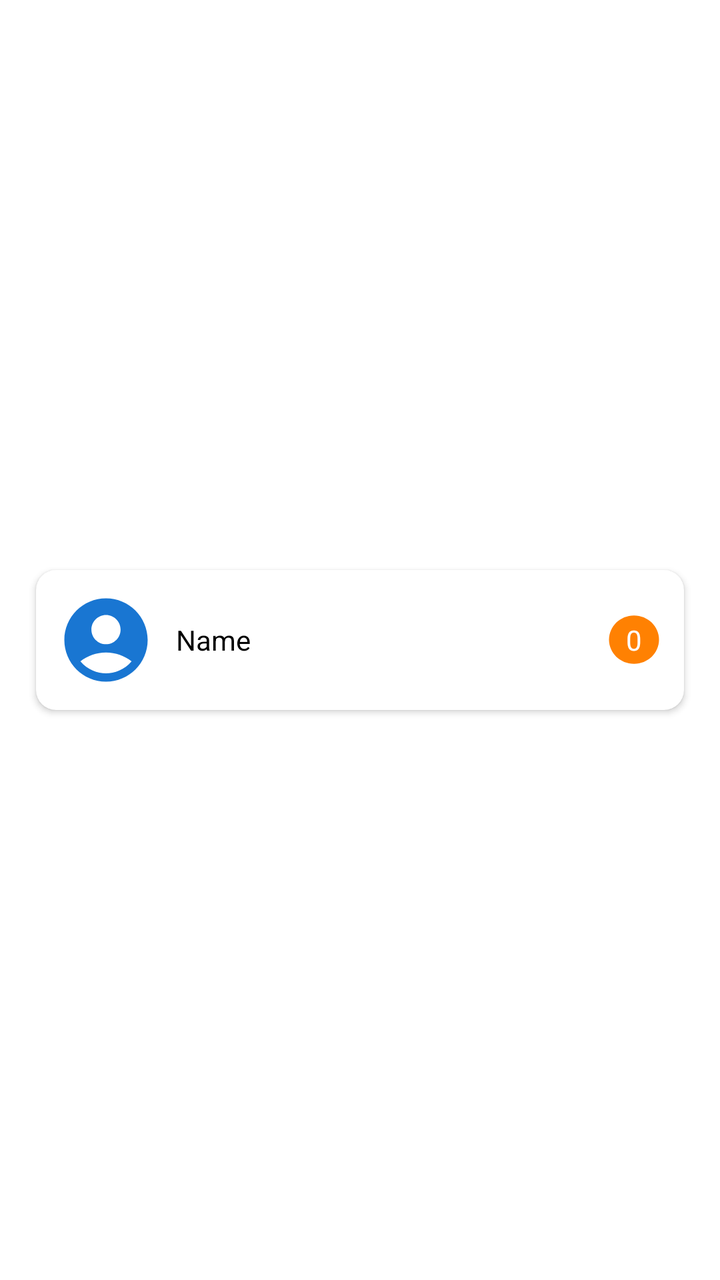
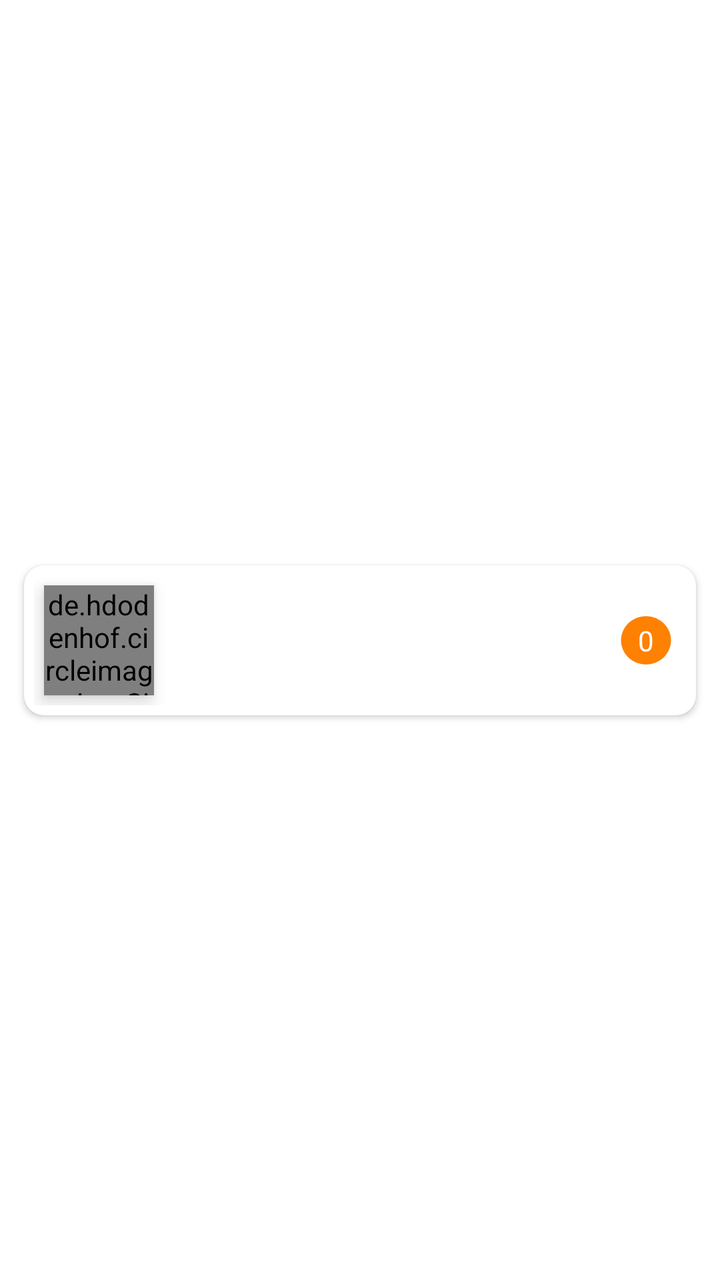

Before-and-after screenshots of an Android layout around one commit, followed by the original layout XML and the change that was made.
<!-- AndroidManifest.xml: application theme Theme.CQ_mobile -->
<!-- res/layout/item_chat.xml -->
<androidx.constraintlayout.widget.ConstraintLayout xmlns:android="http://schemas.android.com/apk/res/android"
    android:layout_width="match_parent"
    android:layout_height="wrap_content"
    xmlns:tools="http://schemas.android.com/tools"
    xmlns:app="http://schemas.android.com/apk/res-auto"
    android:orientation="vertical"
    android:padding="8dp">

    <androidx.cardview.widget.CardView
        android:id="@+id/cardView3"
        android:layout_width="match_parent"
        android:layout_height="wrap_content"
        android:layout_margin="10dp"
        android:elevation="10dp"
        app:cardCornerRadius="10dp"
        app:layout_constraintBottom_toBottomOf="parent"
        app:layout_constraintEnd_toEndOf="parent"
        app:layout_constraintStart_toStartOf="parent"
        app:layout_constraintTop_toTopOf="parent">


        <LinearLayout
            android:id="@+id/linearLayout7"
            android:layout_width="match_parent"
            android:layout_height="wrap_content"
            android:elevation="10dp"
            android:orientation="horizontal"
            android:padding="10dp"
            app:layout_constraintEnd_toEndOf="parent"
            app:layout_constraintStart_toStartOf="parent"
            app:layout_constraintTop_toBottomOf="@+id/linearLayout6">

            <ImageView
                android:id="@+id/avatar"
                android:layout_width="50dp"
                android:layout_height="50dp"
                android:layout_marginEnd="10dp"
                android:src="@drawable/emptyglide" />

            <TextView
                android:id="@+id/chatName"
                android:layout_width="wrap_content"
                android:layout_height="wrap_content"
                android:ellipsize="end"
                android:maxLines="1"
                android:layout_gravity="center"
                android:text="Name"
                android:textColor="@color/black" />


        </LinearLayout>

        <TextView
            android:id="@+id/chatCount"
            android:layout_width="30dp"
            android:layout_height="wrap_content"
            android:ellipsize="end"
            android:padding="5dp"
            android:textSize="14sp"
            android:maxLines="1"
            android:gravity="center"
            android:layout_gravity="center|end"
            android:text="0"
            android:layout_marginEnd="10dp"
            android:background="@drawable/indicator_on"
            android:backgroundTint="@color/cq_secondary_color"
            android:textColor="@color/white" />

    </androidx.cardview.widget.CardView>

</androidx.constraintlayout.widget.ConstraintLayout>
<!-- resources referenced by this layout -->
<resources>
  <color name="black">#FF000000</color>
  <color name="cq_secondary_color">#FF8102</color>
  <color name="white">#FFFFFFFF</color>
  <!-- drawable emptyglide (drawable) -->
  <vector xmlns:android="http://schemas.android.com/apk/res/android" android:height="24dp" android:tint="#1976D2" android:viewportHeight="24" android:viewportWidth="24" android:width="24dp">
  
      <path android:fillColor="@color/cq_grey" android:pathData="M12,2C6.48,2 2,6.48 2,12s4.48,10 10,10s10,-4.48 10,-10S17.52,2 12,2zM12,6c1.93,0 3.5,1.57 3.5,3.5S13.93,13 12,13s-3.5,-1.57 -3.5,-3.5S10.07,6 12,6zM12,20c-2.03,0 -4.43,-0.82 -6.14,-2.88C7.55,15.8 9.68,15 12,15s4.45,0.8 6.14,2.12C16.43,19.18 14.03,20 12,20z"/>
  
  </vector>
  <!-- drawable indicator_on (drawable) -->
  <vector xmlns:android="http://schemas.android.com/apk/res/android" android:height="24dp" android:tint="#2DA429" android:viewportHeight="24" android:viewportWidth="24" android:width="24dp">
        
      <path android:fillColor="@android:color/white" android:pathData="M12,2C6.48,2 2,6.48 2,12s4.48,10 10,10 10,-4.48 10,-10S17.52,2 12,2z"/>
      
  </vector>
  <style name="Theme.CQ_mobile" parent="Theme.MaterialComponents.DayNight.DarkActionBar">
          
          <item name="colorPrimary">@color/purple_500</item>
          <item name="colorPrimaryVariant">@color/purple_700</item>
          <item name="colorOnPrimary">@color/white</item>
          
          <item name="colorSecondary">@color/teal_200</item>
          <item name="colorSecondaryVariant">@color/teal_700</item>
          <item name="colorOnSecondary">@color/black</item>
          
          <item name="android:statusBarColor">?attr/colorPrimaryVariant</item>
          
      </style>
  <color name="cq_grey">#C1C0C0</color>
  <color name="purple_500">#000000</color>
  <color name="purple_700">#000000</color>
  <color name="teal_200">#1976D2</color>
  <color name="teal_700">#FF018786</color>
</resources>

<!-- the commit's change to res/layout/item_chat.xml (unified diff, before → after) -->
@@ -4,7 +4,7 @@
     xmlns:tools="http://schemas.android.com/tools"
     xmlns:app="http://schemas.android.com/apk/res-auto"
     android:orientation="vertical"
-    android:padding="8dp">
+    android:padding="2dp">
 
     <androidx.cardview.widget.CardView
         android:id="@+id/cardView3"
@@ -25,15 +25,18 @@
             android:layout_height="wrap_content"
             android:elevation="10dp"
             android:orientation="horizontal"
-            android:padding="10dp"
+            android:padding="5dp"
             app:layout_constraintEnd_toEndOf="parent"
             app:layout_constraintStart_toStartOf="parent"
             app:layout_constraintTop_toBottomOf="@+id/linearLayout6">
 
-            <ImageView
+            <de.hdodenhof.circleimageview.CircleImageView
                 android:id="@+id/avatar"
-                android:layout_width="50dp"
-                android:layout_height="50dp"
+                android:layout_width="55dp"
+                android:layout_height="55dp"
+                android:elevation="5dp"
+                android:layout_margin="5dp"
+                android:background="@drawable/circular_background"
                 android:layout_marginEnd="10dp"
                 android:src="@drawable/emptyglide" />
 
@@ -44,7 +47,7 @@
                 android:ellipsize="end"
                 android:maxLines="1"
                 android:layout_gravity="center"
-                android:text="Name"
+                android:text=""
                 android:textColor="@color/black" />
 
 
<!-- resource entries referenced after the edit -->
@@ -3,6 +3,11 @@
   <color name="black">#FF000000</color>
   <color name="cq_secondary_color">#FF8102</color>
   <color name="white">#FFFFFFFF</color>
+  <!-- drawable circular_background (drawable) -->
+  <shape xmlns:android="http://schemas.android.com/apk/res/android">
+      <solid android:color="@android:color/white"/>
+      <corners android:radius="25dp"/> 
+  </shape>
   <!-- drawable emptyglide (drawable) -->
   <vector xmlns:android="http://schemas.android.com/apk/res/android" android:height="24dp" android:tint="#1976D2" android:viewportHeight="24" android:viewportWidth="24" android:width="24dp">
   
